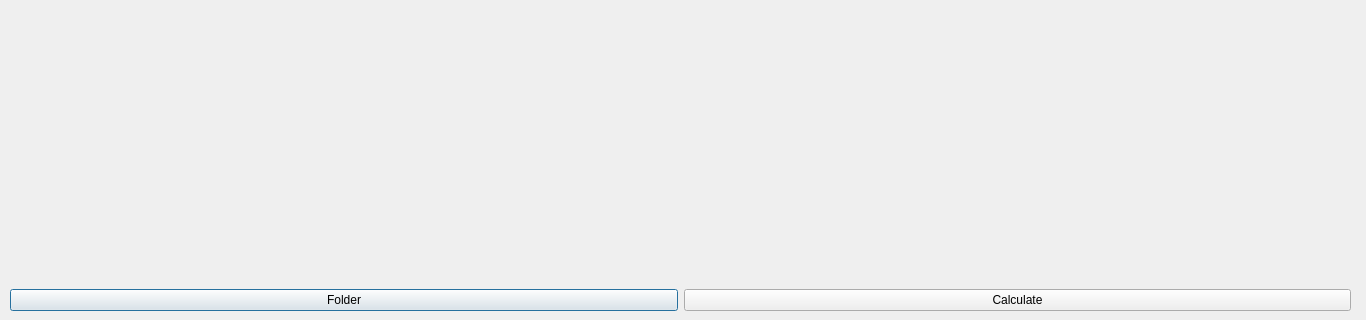
Old version of the form HistOption/src/HistOption/histogram.ui in the repository Rodelph/Image-Processing-Utility; both pictures show x 0 to 1366 and y 400 to 720 of the 1366 by 720 pixel window.
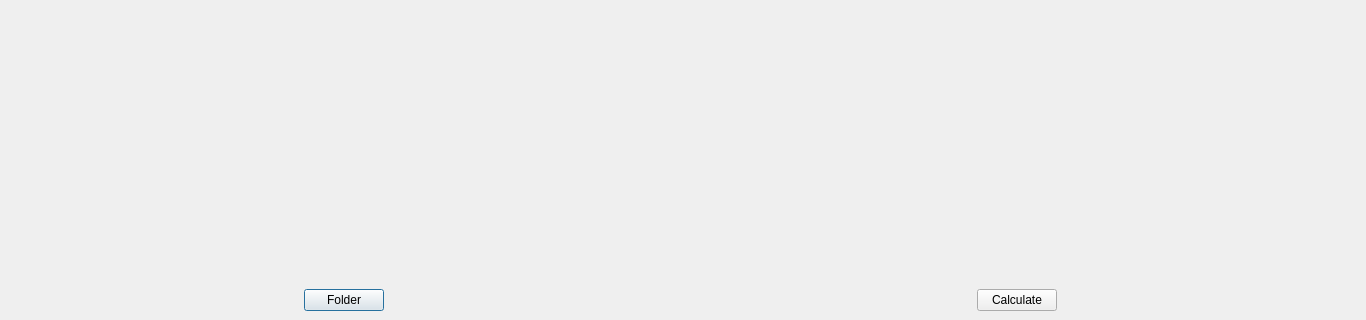
New version of the form.

What changed in the file:
```diff
--- a/HistOption/src/HistOption/histogram.ui
+++ b/HistOption/src/HistOption/histogram.ui
@@ -50,7 +50,7 @@
         </property>
        </widget>
       </item>
-      <item>
+      <item alignment="Qt::AlignHCenter">
        <widget class="QPushButton" name="foldBtn">
         <property name="text">
          <string>Folder</string>
@@ -68,7 +68,7 @@
         </property>
        </widget>
       </item>
-      <item>
+      <item alignment="Qt::AlignHCenter">
        <widget class="QPushButton" name="calcBtn">
         <property name="text">
          <string>Calculate</string>
```
